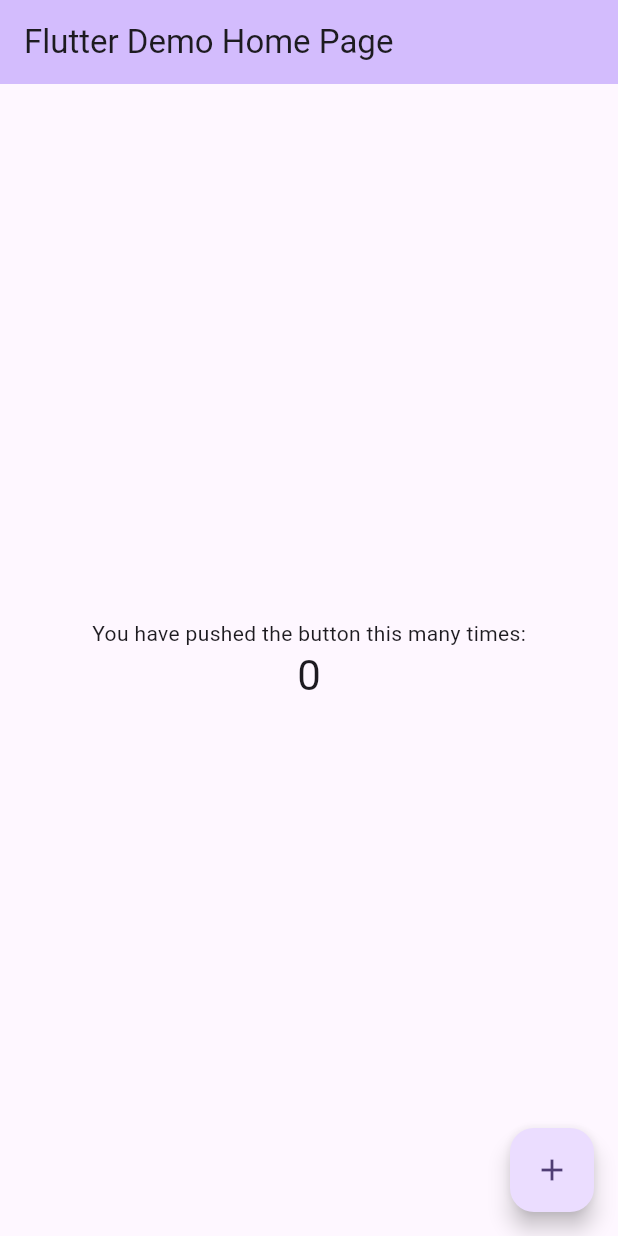
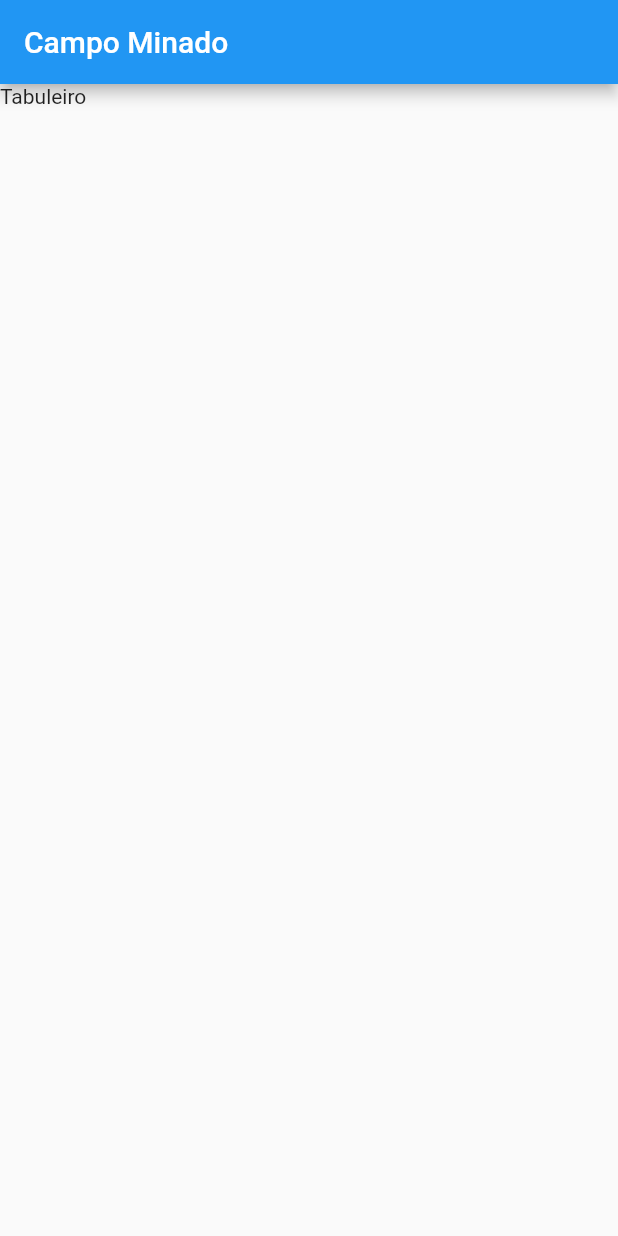
Before and after one commit to LeonardoJaques/campo_mindado_flutter, a Flutter app: the screen it shows after launch, on a phone screen of 412 x 824 dp. Run offline on Flutter 3.47's test engine with Material 2 defaults, Android fonts, the phone set to English and light mode, and no system bars.

Commit message:
feat(main): integração do compoent com a tela principal

```diff
--- a/lib/main.dart
+++ b/lib/main.dart
@@ -1,125 +1,4 @@
+import 'package:campo_minado_flutter/screens/campo_minado_app.dart';
 import 'package:flutter/material.dart';
 
-void main() {
-  runApp(const MyApp());
-}
-
-class MyApp extends StatelessWidget {
-  const MyApp({super.key});
-
-  // This widget is the root of your application.
-  @override
-  Widget build(BuildContext context) {
-    return MaterialApp(
-      title: 'Flutter Demo',
-      theme: ThemeData(
-        // This is the theme of your application.
-        //
-        // TRY THIS: Try running your application with "flutter run". You'll see
-        // the application has a blue toolbar. Then, without quitting the app,
-        // try changing the seedColor in the colorScheme below to Colors.green
-        // and then invoke "hot reload" (save your changes or press the "hot
-        // reload" button in a Flutter-supported IDE, or press "r" if you used
-        // the command line to start the app).
-        //
-        // Notice that the counter didn't reset back to zero; the application
-        // state is not lost during the reload. To reset the state, use hot
-        // restart instead.
-        //
-        // This works for code too, not just values: Most code changes can be
-        // tested with just a hot reload.
-        colorScheme: ColorScheme.fromSeed(seedColor: Colors.deepPurple),
-        useMaterial3: true,
-      ),
-      home: const MyHomePage(title: 'Flutter Demo Home Page'),
-    );
-  }
-}
-
-class MyHomePage extends StatefulWidget {
-  const MyHomePage({super.key, required this.title});
-
-  // This widget is the home page of your application. It is stateful, meaning
-  // that it has a State object (defined below) that contains fields that affect
-  // how it looks.
-
-  // This class is the configuration for the state. It holds the values (in this
-  // case the title) provided by the parent (in this case the App widget) and
-  // used by the build method of the State. Fields in a Widget subclass are
-  // always marked "final".
-
-  final String title;
-
-  @override
-  State<MyHomePage> createState() => _MyHomePageState();
-}
-
-class _MyHomePageState extends State<MyHomePage> {
-  int _counter = 0;
-
-  void _incrementCounter() {
-    setState(() {
-      // This call to setState tells the Flutter framework that something has
-      // changed in this State, which causes it to rerun the build method below
-      // so that the display can reflect the updated values. If we changed
-      // _counter without calling setState(), then the build method would not be
-      // called again, and so nothing would appear to happen.
-      _counter++;
-    });
-  }
-
-  @override
-  Widget build(BuildContext context) {
-    // This method is rerun every time setState is called, for instance as done
-    // by the _incrementCounter method above.
-    //
-    // The Flutter framework has been optimized to make rerunning build methods
-    // fast, so that you can just rebuild anything that needs updating rather
-    // than having to individually change instances of widgets.
-    return Scaffold(
-      appBar: AppBar(
-        // TRY THIS: Try changing the color here to a specific color (to
-        // Colors.amber, perhaps?) and trigger a hot reload to see the AppBar
-        // change color while the other colors stay the same.
-        backgroundColor: Theme.of(context).colorScheme.inversePrimary,
-        // Here we take the value from the MyHomePage object that was created by
-        // the App.build method, and use it to set our appbar title.
-        title: Text(widget.title),
-      ),
-      body: Center(
-        // Center is a layout widget. It takes a single child and positions it
-        // in the middle of the parent.
-        child: Column(
-          // Column is also a layout widget. It takes a list of children and
-          // arranges them vertically. By default, it sizes itself to fit its
-          // children horizontally, and tries to be as tall as its parent.
-          //
-          // Column has various properties to control how it sizes itself and
-          // how it positions its children. Here we use mainAxisAlignment to
-          // center the children vertically; the main axis here is the vertical
-          // axis because Columns are vertical (the cross axis would be
-          // horizontal).
-          //
-          // TRY THIS: Invoke "debug painting" (choose the "Toggle Debug Paint"
-          // action in the IDE, or press "p" in the console), to see the
-          // wireframe for each widget.
-          mainAxisAlignment: MainAxisAlignment.center,
-          children: <Widget>[
-            const Text(
-              'You have pushed the button this many times:',
-            ),
-            Text(
-              '$_counter',
-              style: Theme.of(context).textTheme.headlineMedium,
-            ),
-          ],
-        ),
-      ),
-      floatingActionButton: FloatingActionButton(
-        onPressed: _incrementCounter,
-        tooltip: 'Increment',
-        child: const Icon(Icons.add),
-      ), // This trailing comma makes auto-formatting nicer for build methods.
-    );
-  }
-}
+void main() => runApp(const CampoMinadoApp());
--- /dev/null
+++ b/lib/screens/campo_minado_app.dart
@@ -0,0 +1,19 @@
+import 'package:flutter/material.dart';
+
+class CampoMinadoApp extends StatelessWidget {
+  const CampoMinadoApp({super.key});
+
+  @override
+  Widget build(BuildContext context) {
+    return MaterialApp(
+      home: Scaffold(
+        appBar: AppBar(
+          title: Text('Campo Minado'),
+        ),
+        body: Container(
+          child: Text('Tabuleiro'),
+        ),
+      ),
+    );
+  }
+}
```
